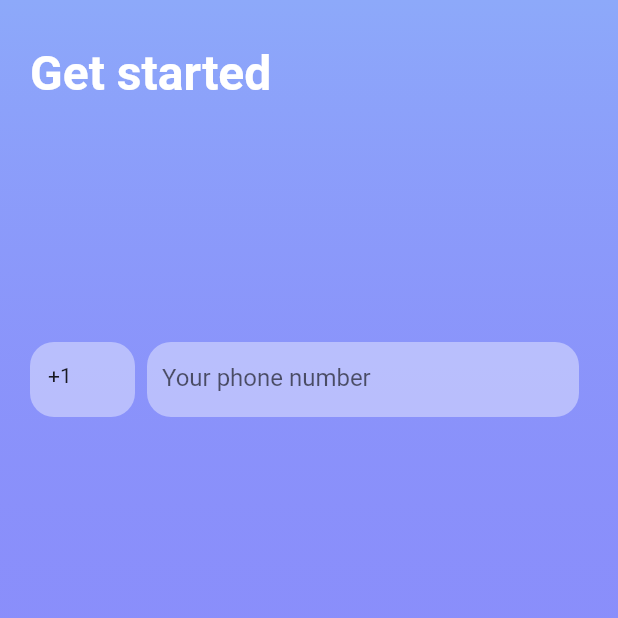
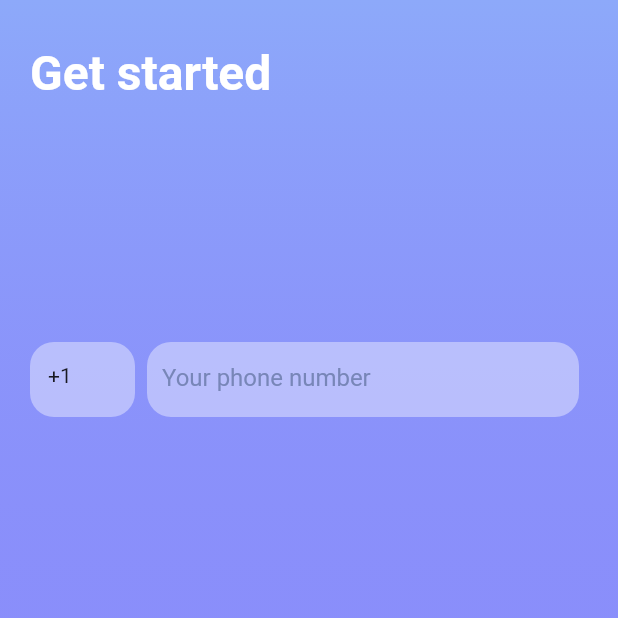
Before and after one commit to OwlDarlyn/flutter-number-input, a Flutter app: the screen it shows after launch, on a phone screen of 412 x 824 dp, the top half of it. Run offline on Flutter 3.47's test engine with Material 2 defaults, Android fonts, the phone set to English and light mode, and no system bars; our stand-ins replace intl_phone_number_input.

Commit message:
change labelStyle on hintStyle

```diff
--- a/lib/screens/get_started_screen.dart
+++ b/lib/screens/get_started_screen.dart
@@ -70,7 +70,7 @@ class GetStartedScreen extends StatelessWidget {
                     decoration: const InputDecoration(
                       hintText: 'Your phone number',
                       border: InputBorder.none,
-                      labelStyle: TextStyle(
+                      hintStyle: TextStyle(
                           fontSize: 16,
                           fontWeight: FontWeight.normal,
                           color: AppColors.phoneNumberColor1),
```
